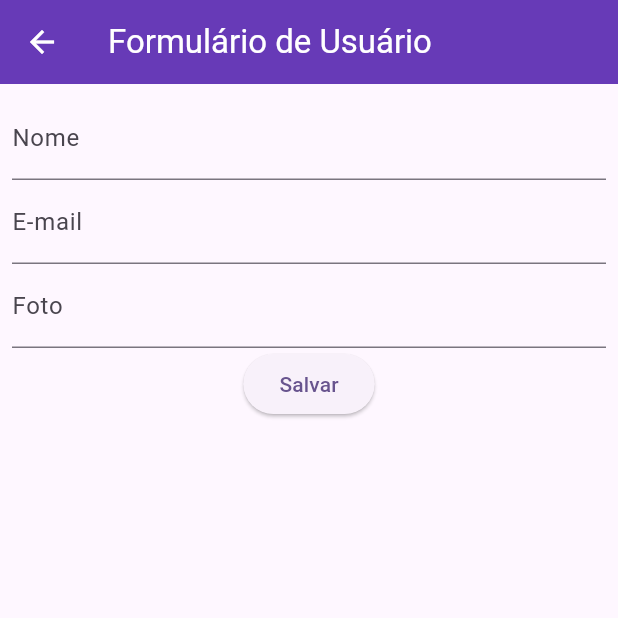
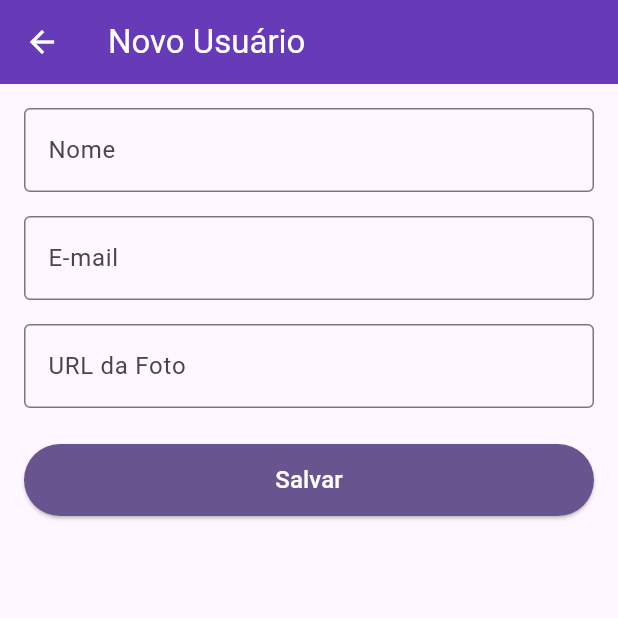
Before and after one commit to Skowronski-33/flutterapp, a Flutter app: the FormUserPage screen opened directly, on a phone screen of 412 x 824 dp, the top half of it. Run offline on Flutter 3.47's test engine with Material 3 defaults, Android fonts, the phone set to English and light mode, and no system bars; our stand-ins replace flutter_slidable.

Commit message:
Enhance user management: add user update functionality, user detail view, and improve menu items

```diff
--- a/lib/components/menu.dart
+++ b/lib/components/menu.dart
@@ -19,12 +19,12 @@ class _MenuState extends State<Menu> {
             child: Text('Drawer Header'),
           ),
           ListTile(
-            title: const Text('Item 1'),
+            title: const Text('API - XX'),
             onTap: () {
             },
           ),
           ListTile(
-            title: const Text('Item 2'),
+            title: const Text('Tema novo do Flutter'),
             onTap: () {
             },
           ),
--- a/lib/pages/form_user_page.dart
+++ b/lib/pages/form_user_page.dart
@@ -3,98 +3,190 @@ import 'package:flutterapp/models/user_model.dart';
 import 'package:flutterapp/repository/users_repository.dart';
 
 class FormUserPage extends StatefulWidget {
-  const FormUserPage({super.key});
+  const FormUserPage({super.key, this.userEdit});
+
+  final UserModel? userEdit;
 
   @override
   State<FormUserPage> createState() => _FormUserPageState();
 }
 
 class _FormUserPageState extends State<FormUserPage> {
-  TextEditingController txtNameController = TextEditingController();
-  TextEditingController txtEmailController = TextEditingController();
-  TextEditingController txtPhotoController = TextEditingController();
+  final TextEditingController txtNameController = TextEditingController();
+  final TextEditingController txtEmailController = TextEditingController();
+  final TextEditingController txtPhotoController = TextEditingController();
+
+  String? id;
+  String? createdAt;
+
   final formKey = GlobalKey<FormState>();
+  final repository = UsersRepository();
 
-  //instanciar o repositório
-  final repository = UsersRepository();
+  updateUser() async {
+    try {
+      await repository.updateUser(
+        UserModel(
+          id: id ?? '',
+          name: txtNameController.text,
+          email: txtEmailController.text,
+          avatar: txtPhotoController.text,
+          createdAt: createdAt ?? '',
+        ),
+      );
+
+      ScaffoldMessenger.of(context).showSnackBar(
+        const SnackBar(content: Text('Dados atualizados com sucesso!')),
+      );
+      Navigator.pop(context);
+    } catch (e) {
+      ScaffoldMessenger.of(
+        context,
+      ).showSnackBar(SnackBar(content: Text('Erro ao atualizar: $e')));
+    }
+  }
+
   saveUser() async {
     try {
-      //criar o UserModel a partir dos dados do formulário
       UserModel userModel = UserModel(
         name: txtNameController.text,
         email: txtEmailController.text,
-        avatar: txtPhotoController.text, id: '', createdAt: '',
+        avatar: txtPhotoController.text,
+        id: '',
+        createdAt: '',
       );
-      //salvar o usuário no banco
+
       await repository.postNewUser(userModel);
-      //mostrar mensagem de sucesso
+
+      ScaffoldMessenger.of(context).showSnackBar(
+        const SnackBar(content: Text('Usuário criado com sucesso!')),
+      );
+      Navigator.pop(context);
+    } catch (e) {
       ScaffoldMessenger.of(
         context,
-      ).showSnackBar(const SnackBar(content: Text('Dados salvos!')));
-      //voltar para a tela anterior
-      Navigator.pop(context);
-    } catch (e) {
-      //mostrar mensagem de erro
-      ScaffoldMessenger.of(context).showSnackBar(SnackBar(content: Text('$e')));
+      ).showSnackBar(SnackBar(content: Text('Erro ao criar usuário: $e')));
     }
+  }
+
+  @override
+  void initState() {
+    super.initState();
+    if (widget.userEdit != null) {
+      txtNameController.text = widget.userEdit!.name ?? '';
+      txtEmailController.text = widget.userEdit!.email ?? '';
+      txtPhotoController.text = widget.userEdit!.avatar ?? '';
+      id = widget.userEdit!.id;
+      createdAt = widget.userEdit!.createdAt;
+    }
+  }
+
+  @override
+  void dispose() {
+    txtNameController.dispose();
+    txtEmailController.dispose();
+    txtPhotoController.dispose();
+    super.dispose();
   }
 
   @override
   Widget build(BuildContext context) {
     return Scaffold(
-      appBar: AppBar(title: const Text("Formulário de Usuário")),
+      appBar: AppBar(
+        title: Text(
+          widget.userEdit != null ? "Editar Usuário" : "Novo Usuário",
+        ),
+      ),
       body: Padding(
-        padding: const EdgeInsets.all(8.0),
+        padding: const EdgeInsets.all(16.0),
         child: Form(
           key: formKey,
           child: Column(
             children: [
               TextFormField(
+                controller: txtNameController,
                 validator: (value) {
                   if (value == null || value.isEmpty) {
                     return "Preencha o nome";
                   }
+                  if (value.length < 2) {
+                    return "Nome deve ter pelo menos 2 caracteres";
+                  }
                   return null;
                 },
-                controller: txtNameController,
-                decoration: InputDecoration(
+                decoration: const InputDecoration(
                   hintText: "Digite seu nome",
                   labelText: "Nome",
+                  border: OutlineInputBorder(),
                 ),
               ),
+              const SizedBox(height: 16),
+
               TextFormField(
+                controller: txtEmailController,
+                keyboardType: TextInputType.emailAddress,
                 validator: (value) {
                   if (value == null || value.isEmpty) {
                     return "Preencha o e-mail";
                   }
+                  if (!RegExp(
+                    r'^[a-zA-Z0-9._%+-]+@[a-zA-Z0-9.-]+\.[a-zA-Z]{2,}$',
+                  ).hasMatch(value)) {
+                    return "Digite um e-mail válido";
+                  }
                   return null;
                 },
-                controller: txtEmailController,
-                decoration: InputDecoration(
+                decoration: const InputDecoration(
                   hintText: "Digite seu E-mail",
                   labelText: "E-mail",
+                  border: OutlineInputBorder(),
                 ),
               ),
+              const SizedBox(height: 16),
+
               TextFormField(
+                controller: txtPhotoController,
                 validator: (value) {
                   if (value == null || value.isEmpty) {
                     return "Preencha a URL da foto";
                   }
+
+                  final uri = Uri.tryParse(value);
+                  if (uri == null || !uri.hasScheme) {
+                    return "Digite uma URL válida";
+                  }
+
                   return null;
                 },
-                controller: txtPhotoController,
-                decoration: InputDecoration(
-                  hintText: "Preencha com a URL da foto",
-                  labelText: "Foto",
+                decoration: const InputDecoration(
+                  hintText: "https://exemplo.com/foto.jpg",
+                  labelText: "URL da Foto",
+                  border: OutlineInputBorder(),
                 ),
               ),
-              ElevatedButton(
-                onPressed: () {
-                  if (formKey.currentState!.validate()) {
-                    saveUser();
-                  }
-                },
-                child: const Text("Salvar"),
+              const SizedBox(height: 24),
+
+              SizedBox(
+                width: double.infinity,
+                height: 48,
+                child: ElevatedButton(
+                  onPressed: () {
+                    if (formKey.currentState!.validate()) {
+                      if (widget.userEdit != null) {
+                        updateUser();
+                      } else {
+                        saveUser();
+                      }
+                    }
+                  },
+                  style: ElevatedButton.styleFrom(
+                    backgroundColor: Theme.of(context).primaryColor,
+                    foregroundColor: Colors.white,
+                  ),
+                  child: Text(
+                    widget.userEdit != null ? "Atualizar" : "Salvar",
+                    style: const TextStyle(fontSize: 16),
+                  ),
+                ),
               ),
             ],
           ),
--- a/lib/repository/users_repository.dart
+++ b/lib/repository/users_repository.dart
@@ -40,4 +40,13 @@ class UsersRepository {
       throw 'Problemas ao excluir usuário';
     }
   }
+
+  updateUser(UserModel userModel) async {
+    final url = '$urlBaseApi/${userModel.id}';
+    final json = jsonEncode(UserModel.toJson(userModel));
+    var response = await http.put(Uri.parse(url), body: json);
+    if (response.statusCode != 200) {
+      throw 'Problemas ao atualizar usuário';
+    }
+  }
 }
```
Also changed, not shown: lib/pages/home_page.dart (+30 -7 lines), lib/pages/user_view_page.dart (added, +237 -0 lines).
